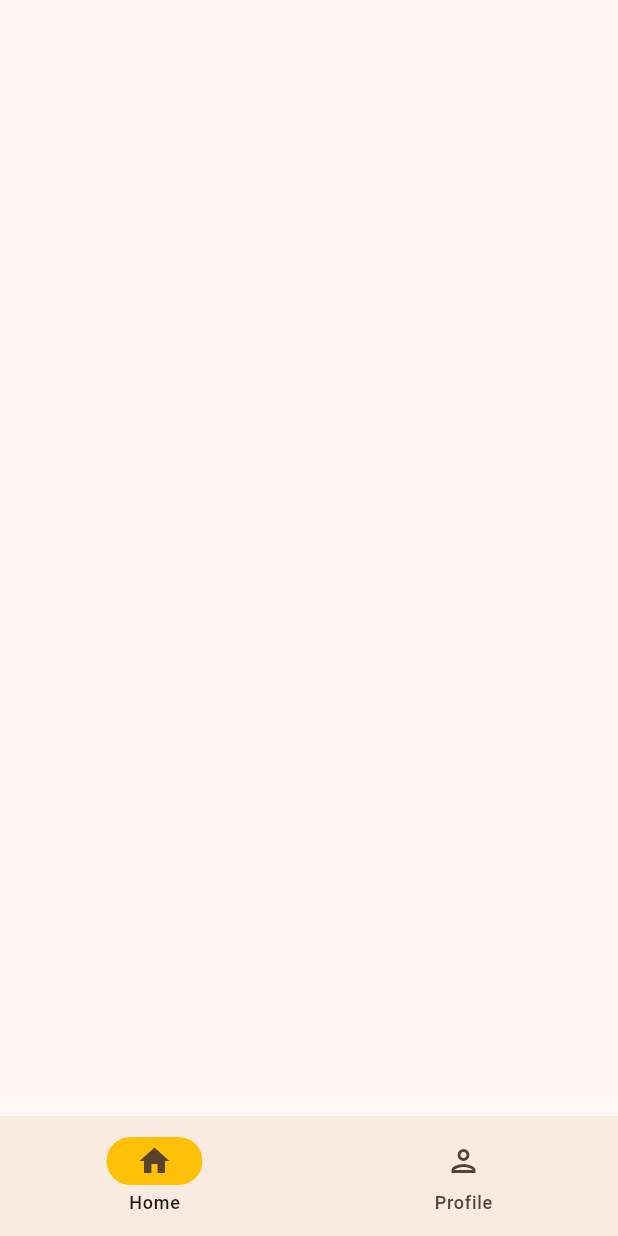
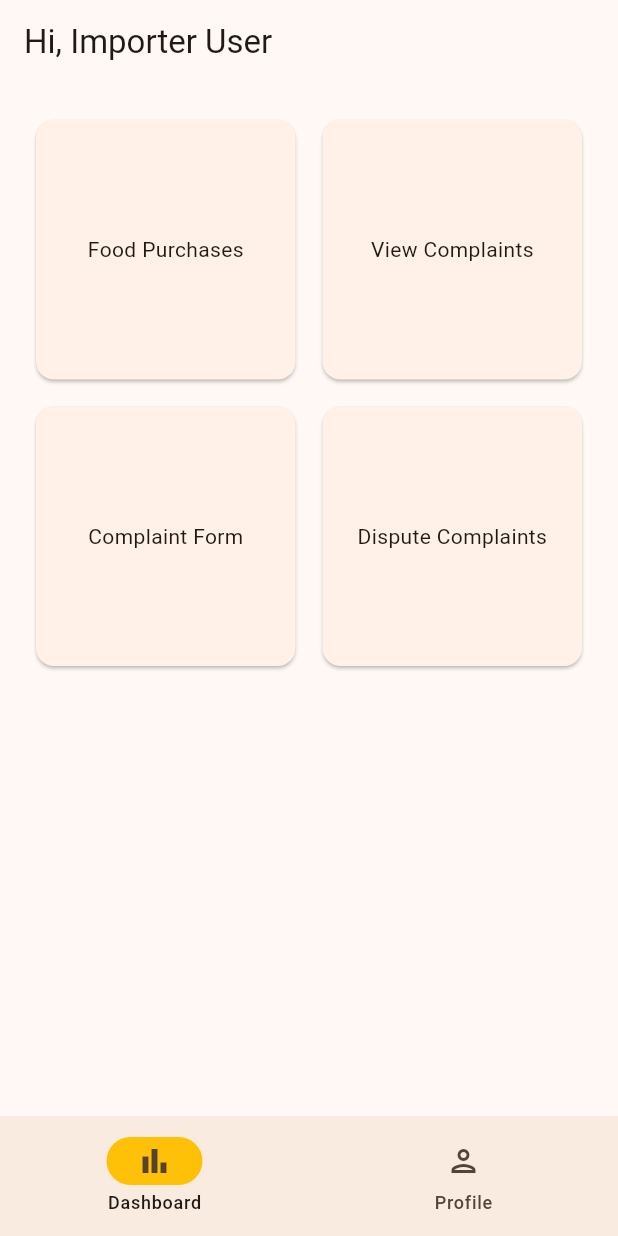
Before and after one commit to nimajneben/manju_three, a Flutter app: the screen it shows after launch, on a phone screen of 412 x 824 dp. Run offline on Flutter 3.47's test engine with Material 3 defaults, Android fonts, the phone set to English and light mode, and no system bars.

Commit message:
add importer main screen

```diff
--- a/lib/main.dart
+++ b/lib/main.dart
@@ -1,5 +1,5 @@
 import 'package:flutter/material.dart';
-import './screens/surfer_menu.dart';
+import './screens/importer_menu.dart';
 
 void main() {
   runApp(const MyApp());
@@ -18,7 +18,7 @@ class MyApp extends StatelessWidget {
         colorScheme: ColorScheme.fromSeed(seedColor: Colors.orange),
         useMaterial3: true,
       ),
-      home: const MenuScreen(title: 'Flutter Demo Home Page'),
+      home: const ImporterMainScreen(title: 'Flutter Demo Home Page'),
     );
   }
 }
--- /dev/null
+++ b/lib/screens/importer_menu.dart
@@ -0,0 +1,74 @@
+import 'package:flutter/material.dart';
+
+class ImporterMainScreen extends StatefulWidget {
+  const ImporterMainScreen({super.key, required this.title});
+  final String title;
+
+  @override
+  State<ImporterMainScreen> createState() => _ImporterMainScreenState();
+}
+
+class _ImporterMainScreenState extends State<ImporterMainScreen> {
+  int currentPageIndex = 0;
+  String profileName = 'User';
+
+  static const double cardHeight = 100.0;
+  static const double cardWidth = 300.0;
+
+  @override
+  Widget build(BuildContext context) {
+    final ThemeData theme = Theme.of(context);
+    return Scaffold(
+        // Navigation bar
+        bottomNavigationBar: NavigationBar(
+          destinations: const <Widget>[
+            NavigationDestination(
+                icon: Icon(Icons.bar_chart_outlined),
+                selectedIcon: Icon(Icons.bar_chart),
+                label: 'Dashboard'),
+            NavigationDestination(
+                icon: Icon(Icons.person_outlined),
+                selectedIcon: Icon(Icons.person),
+                label: 'Profile')
+          ],
+          onDestinationSelected: (int index) {
+            setState(() {
+              currentPageIndex = index;
+            });
+          },
+          indicatorColor: Colors.amber,
+          selectedIndex: currentPageIndex,
+        ),
+        appBar: AppBar(
+          title: Text('Hi, Importer $profileName'),
+        ),
+        body: GridView.count(
+            primary: false,
+            padding: const EdgeInsets.all(20),
+            crossAxisSpacing: 10,
+            mainAxisSpacing: 10,
+            crossAxisCount: 2,
+            children: const <Widget>[
+              Card(
+                  child: SizedBox(
+                      width: cardWidth,
+                      height: cardHeight,
+                      child: Center(child: Text('Food Purchases')))),
+              Card(
+                  child: SizedBox(
+                      width: cardWidth,
+                      height: cardHeight,
+                      child: Center(child: Text('View Complaints')))),
+              Card(
+                  child: SizedBox(
+                      width: cardWidth,
+                      height: cardHeight,
+                      child: Center(child: Text('Complaint Form')))),
+              Card(
+                  child: SizedBox(
+                      width: cardWidth,
+                      height: cardHeight,
+                      child: Center(child: Text('Dispute Complaints')))),
+            ]));
+  }
+}
```
